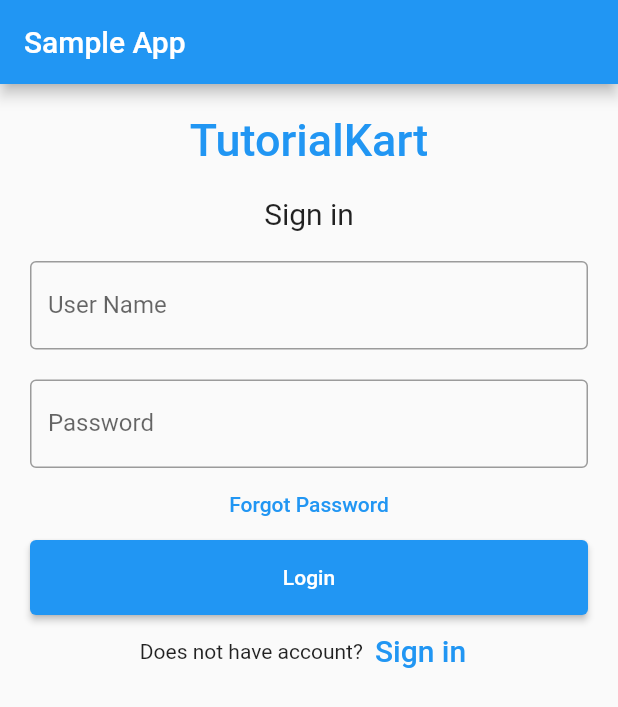
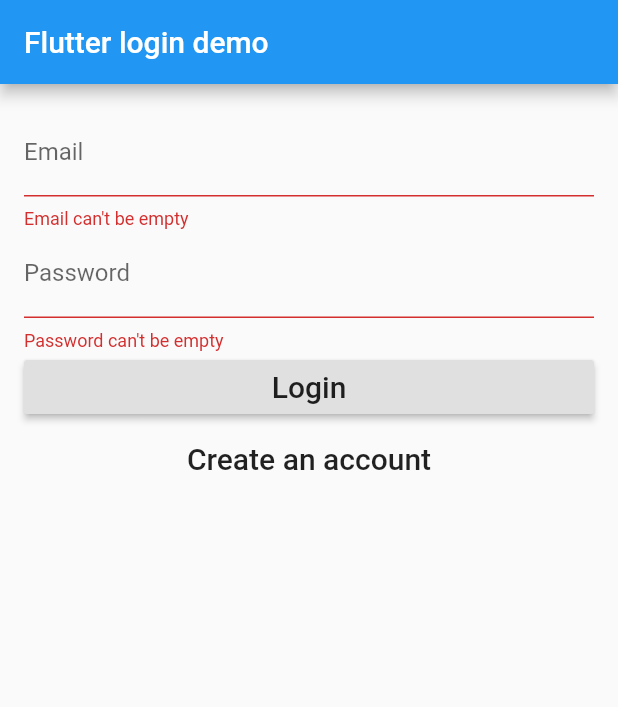
Before and after one commit to ducanh1699/design_app, a Flutter app: the screen it shows after launch, after a tap on "Login", on a phone screen of 412 x 824 dp. Shown: the top 707 px of the screen. Run offline on Flutter 3.47's test engine with Material 2 defaults, Android fonts, the phone set to English and light mode, and no system bars; our stand-ins replace firebase_auth, firebase_core; accounts and stored records are empty.

Commit message:
ducanh login +firebase

```diff
--- /dev/null
+++ b/lib/login_page.dart
@@ -0,0 +1,122 @@
+import 'package:flutter/material.dart';
+import 'package:firebase_auth/firebase_auth.dart';
+
+class LoginPage extends StatefulWidget {
+  @override
+  State<StatefulWidget> createState() => new _LoginPageState();
+}
+
+enum FormType { login, register }
+
+class _LoginPageState extends State<LoginPage> {
+  final formKey = new GlobalKey<FormState>();
+
+  late String _email;
+  late String _password;
+  FormType _formType = FormType.login;
+
+  bool validateAndSave() {
+    final form = formKey.currentState;
+    if (form!.validate()) {
+      form.save();
+      return true;
+    }
+    return false;
+  }
+
+  void validateAndSubmit() async {
+    if (validateAndSave()) {
+      try {
+        if (_formType == FormType.login) {
+          UserCredential user = await FirebaseAuth.instance
+              .signInWithEmailAndPassword(email: _email, password: _password);
+          print('Signed in: ${user.user!.uid}');
+        } else {
+          UserCredential user = await FirebaseAuth.instance
+              .createUserWithEmailAndPassword(
+                  email: _email, password: _password);
+          print('Registered user: ${user.user!.uid}');
+        }
+      } catch (e) {
+        print('Error: $e');
+      }
+    }
+  }
+
+  void moveToRegister() {
+    formKey.currentState!.reset();
+    setState(() {
+      _formType = FormType.register;
+    });
+  }
+
+  void moveToLogin() {
+    formKey.currentState!.reset();
+    setState(() {
+      _formType = FormType.login;
+    });
+  }
+
+  @override
+  Widget build(BuildContext context) {
+    return new Scaffold(
+        appBar: new AppBar(
+          title: new Text('Flutter login demo'),
+        ),
+        body: new Container(
+            padding: EdgeInsets.all(16.0),
+            child: new Form(
+              key: formKey,
+              child: new Column(
+                crossAxisAlignment: CrossAxisAlignment.stretch,
+                children: buildInputs() + buildSubmitButtons(),
+              ),
+            )));
+  }
+
+  List<Widget> buildInputs() {
+    return [
+      new TextFormField(
+        decoration: new InputDecoration(labelText: 'Email'),
+        validator: (value) => value!.isEmpty ? 'Email can\'t be empty' : null,
+        onSaved: (value) => _email = value!,
+      ),
+      new TextFormField(
+        decoration: new InputDecoration(labelText: 'Password'),
+        obscureText: true,
+        validator: (value) =>
+            value!.isEmpty ? 'Password can\'t be empty' : null,
+        onSaved: (value) => _password = value!,
+      ),
+    ];
+  }
+
+  List<Widget> buildSubmitButtons() {
+    if (_formType == FormType.login) {
+      return [
+        new RaisedButton(
+          child: new Text('Login', style: new TextStyle(fontSize: 20.0)),
+          onPressed: validateAndSubmit,
+        ),
+        new FlatButton(
+          child: new Text('Create an account',
+              style: new TextStyle(fontSize: 20.0)),
+          onPressed: moveToRegister,
+        ),
+      ];
+    } else {
+      return [
+        new RaisedButton(
+          child: new Text('Create an account',
+              style: new TextStyle(fontSize: 20.0)),
+          onPressed: validateAndSubmit,
+        ),
+        new FlatButton(
+          child: new Text('Have an account? Login',
+              style: new TextStyle(fontSize: 20.0)),
+          onPressed: moveToLogin,
+        ),
+      ];
+    }
+  }
+}
--- a/lib/main.dart
+++ b/lib/main.dart
@@ -1,114 +1,18 @@
 import 'package:flutter/material.dart';
-import 'package:animated_text_kit/animated_text_kit.dart';
+import 'login_page.dart';
 
-void main() => runApp(const MyApp());
+void main() {
+  runApp(new MyApp());
+}
 
 class MyApp extends StatelessWidget {
-  const MyApp({Key? key}) : super(key: key);
-
-  static const String _title = 'Sample App';
-
   @override
   Widget build(BuildContext context) {
-    return MaterialApp(
-      title: _title,
-      home: Scaffold(
-        appBar: AppBar(title: const Text(_title)),
-        body: const MyStatefulWidget(),
-      ),
-    );
+    return new MaterialApp(
+        title: 'Flutter login demo',
+        theme: new ThemeData(
+          primarySwatch: Colors.blue,
+        ),
+        home: new LoginPage());
   }
 }
-
-class MyStatefulWidget extends StatefulWidget {
-  const MyStatefulWidget({Key? key}) : super(key: key);
-
-  @override
-  State<MyStatefulWidget> createState() => _MyStatefulWidgetState();
-}
-
-class _MyStatefulWidgetState extends State<MyStatefulWidget> {
-  TextEditingController nameController = TextEditingController();
-  TextEditingController passwordController = TextEditingController();
-
-  @override
-  Widget build(BuildContext context) {
-    return Padding(
-        padding: const EdgeInsets.all(10),
-        child: ListView(
-          children: <Widget>[
-            Container(
-                alignment: Alignment.center,
-                padding: const EdgeInsets.all(10),
-                child: const Text(
-                  'TutorialKart',
-                  style: TextStyle(
-                      color: Colors.blue,
-                      fontWeight: FontWeight.w500,
-                      fontSize: 30),
-                )),
-            Container(
-                alignment: Alignment.center,
-                padding: const EdgeInsets.all(10),
-                child: const Text(
-                  'Sign in',
-                  style: TextStyle(fontSize: 20),
-                )),
-            Container(
-              padding: const EdgeInsets.all(10),
-              child: TextField(
-                controller: nameController,
-                decoration: const InputDecoration(
-                  border: OutlineInputBorder(),
-                  labelText: 'User Name',
-                ),
-              ),
-            ),
-            Container(
-              padding: const EdgeInsets.fromLTRB(10, 10, 10, 0),
-              child: TextField(
-                obscureText: true,
-                controller: passwordController,
-                decoration: const InputDecoration(
-                  border: OutlineInputBorder(),
-                  labelText: 'Password',
-                ),
-              ),
-            ),
-            TextButton(
-              onPressed: () {
-                //forgot password screen
-              },
-              child: const Text(
-                'Forgot Password',
-              ),
-            ),
-            Container(
-                height: 50,
-                padding: const EdgeInsets.fromLTRB(10, 0, 10, 0),
-                child: ElevatedButton(
-                  child: const Text('Login'),
-                  onPressed: () {
-                    print(nameController.text);
-                    print(passwordController.text);
-                  },
-                )),
-            Row(
-              mainAxisAlignment: MainAxisAlignment.center,
-              children: <Widget>[
-                const Text('Does not have account?'),
-                TextButton(
-                  child: const Text(
-                    'Sign in',
-                    style: TextStyle(fontSize: 20),
-                  ),
-                  onPressed: () {
-                    //signup screen
-                  },
-                )
-              ],
-            ),
-          ],
-        ));
-  }
-}
--- a/pubspec.yaml
+++ b/pubspec.yaml
@@ -35,6 +35,7 @@ dependencies:
   # Use with the CupertinoIcons class for iOS style icons.
   cupertino_icons: ^1.0.2
   animated_text_kit: ^4.2.2
+  firebase_auth: ^3.8.0
   # animated_text_kit: ^4.2.2
 
 dev_dependencies:
```
Also changed, not shown: lib/firebase_options.dart (added), pubspec.lock, 8 other files.
